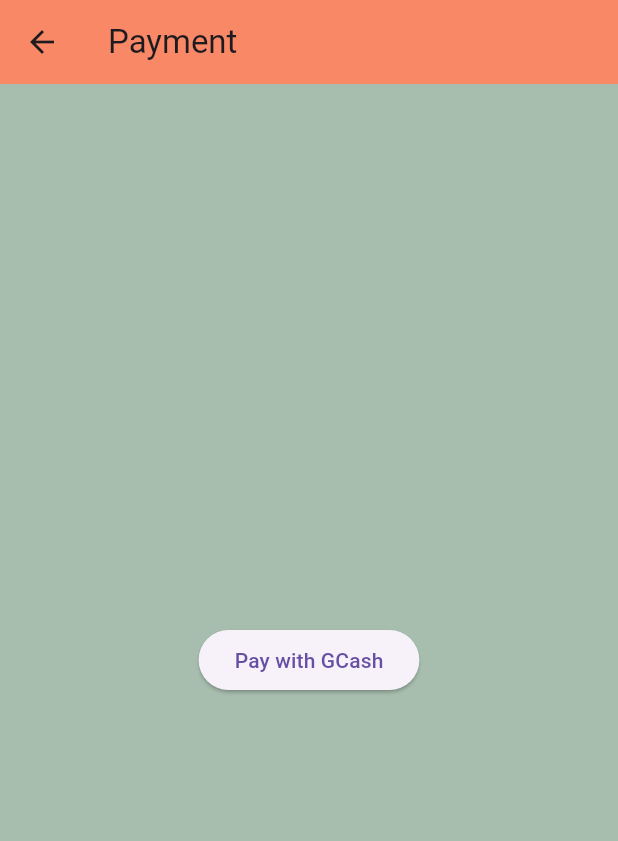
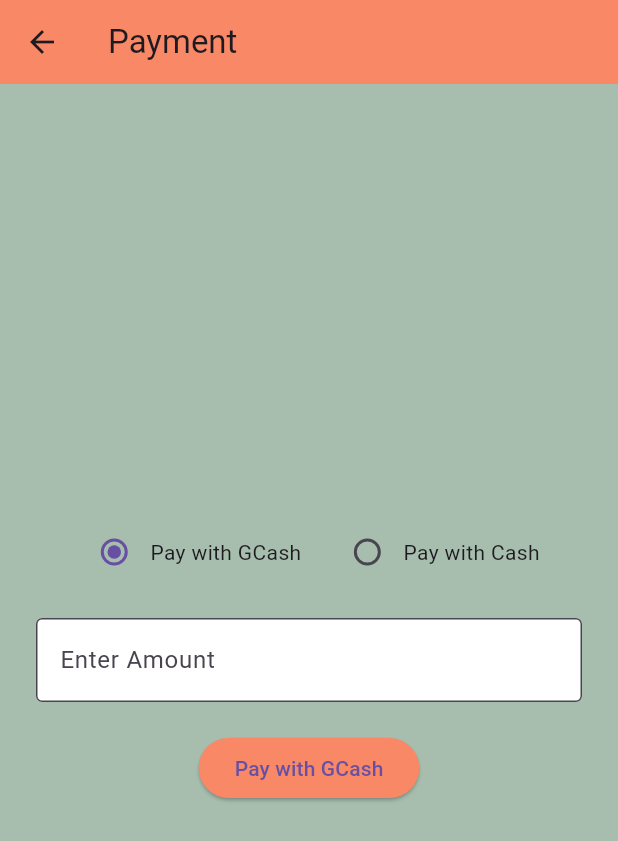
Before and after one commit to klienn/kwc, a Flutter app: the Payment screen opened directly, on a phone screen of 412 x 824 dp. Shown: the top 841 px of the screen. Run offline on Flutter 3.47's test engine with Material 3 defaults, Android fonts, the phone set to English and light mode, and no system bars; our stand-ins replace app_links, cloud_firestore, firebase_auth, firebase_core, firebase_database, firebase_storage and 5 more; accounts and stored records are empty.

Commit message:
add room in home

```diff
--- a/lib/main.dart
+++ b/lib/main.dart
@@ -30,7 +30,10 @@ class MyApp extends StatelessWidget {
         print("Stream error: $error");
         return null; // Handle stream error
       },
-      child: MaterialApp(home: Wrapper()),
+      child: MaterialApp(
+        home: Wrapper(),
+        debugShowCheckedModeBanner: false,
+      ),
     );
   }
 }
--- a/lib/screens/home/home.dart
+++ b/lib/screens/home/home.dart
@@ -3,6 +3,13 @@ import 'package:kwc_app/bloc.navigation_bloc/navigation_bloc.dart';
 import 'package:cloud_firestore/cloud_firestore.dart';
 import 'package:provider/provider.dart';
 import 'package:kwc_app/models/user.dart';
+
+const Map<String, String> meterToRoomCode = {
+  'meterA': 'Room A',
+  'meterB': 'Room B',
+  'meterC': 'Room C',
+  'meterD': 'Room D',
+};
 
 class Home extends StatelessWidget implements NavigationStates {
   @override
@@ -55,6 +62,7 @@ class Home extends StatelessWidget implements NavigationStates {
 
             var userData = snapshot.data!.data() as Map<String, dynamic>;
             var balance = userData['balance'] ?? 0;
+            var room = meterToRoomCode[userData['meterName']];
 
             return Column(
               mainAxisAlignment: MainAxisAlignment.center,
@@ -68,6 +76,11 @@ class Home extends StatelessWidget implements NavigationStates {
                   'Your Balance: ₱${balance.toString()}',
                   style: TextStyle(fontSize: 20, fontWeight: FontWeight.w500),
                 ),
+                SizedBox(height: 5),
+                Text(
+                  'Room: $room',
+                  style: TextStyle(fontSize: 20, fontWeight: FontWeight.w500),
+                ),
               ],
             );
           },
--- a/lib/screens/payment/payment.dart
+++ b/lib/screens/payment/payment.dart
@@ -1,9 +1,14 @@
+import 'dart:async';
 import 'dart:developer';
+import 'dart:math' as math;
 import 'package:flutter/material.dart';
+import 'package:flutter/services.dart';
 import 'package:kwc_app/bloc.navigation_bloc/navigation_bloc.dart';
 import 'package:kwc_app/services/xendit_service.dart';
 import 'package:url_launcher/url_launcher.dart';
-import 'package:app_links/app_links.dart'; // Import app_links package
+import 'package:app_links/app_links.dart';
+
+enum PaymentMethod { gcash, cash }
 
 class Payment extends StatefulWidget implements NavigationStates {
   @override
@@ -12,16 +17,20 @@ class Payment extends StatefulWidget implements NavigationStates {
 
 class _PaymentState extends State<Payment> {
   final XenditService _xenditService = XenditService();
-  final AppLinks _appLinks = AppLinks(); // Create an instance of AppLinks
+  final AppLinks _appLinks = AppLinks();
+
+  // Text controller for amount input
+  final TextEditingController _amountController = TextEditingController();
+
+  PaymentMethod _selectedMethod = PaymentMethod.gcash;
 
   @override
   void initState() {
     super.initState();
 
-    // Listen for incoming deep links (payment success or failure)
+    // Listen for deep links (payment success/failure)
     _appLinks.uriLinkStream.listen((Uri? uri) {
       if (uri != null) {
-        // Handle the deep link based on the host (payment-success or payment-failure)
         if (uri.host == 'payment-success') {
           _handlePaymentSuccess(uri);
         } else if (uri.host == 'payment-failure') {
@@ -34,7 +43,6 @@ class _PaymentState extends State<Payment> {
   // Handle the payment success
   void _handlePaymentSuccess(Uri uri) {
     log('Payment successful: $uri');
-    // You can show a success message or navigate to a success page
     ScaffoldMessenger.of(context).showSnackBar(
       SnackBar(content: Text('Payment was successful!')),
     );
@@ -43,33 +51,61 @@ class _PaymentState extends State<Payment> {
   // Handle the payment failure
   void _handlePaymentFailure(Uri uri) {
     log('Payment failed: $uri');
-    // Show a failure message or navigate to a failure page
     ScaffoldMessenger.of(context).showSnackBar(
       SnackBar(content: Text('Payment failed. Please try again.')),
     );
   }
 
+  /// Generates a random string ID for payment reference
+  String _generateRandomId(int length) {
+    const chars = 'ABCDEFGHIJKLMNOPQRSTUVWXYZ0123456789';
+    final rand = math.Random();
+    return List.generate(length, (index) => chars[rand.nextInt(chars.length)])
+        .join();
+  }
+
+  // Initiates GCash payment
   Future<void> _handleGCashPayment(BuildContext context) async {
+    final amountText = _amountController.text.trim();
+    if (amountText.isEmpty) {
+      ScaffoldMessenger.of(context).showSnackBar(
+        SnackBar(content: Text('Please enter an amount.')),
+      );
+      return;
+    }
+
+    final parsedAmount = double.tryParse(amountText) ?? 0.0;
+    if (parsedAmount <= 0.0) {
+      ScaffoldMessenger.of(context).showSnackBar(
+        SnackBar(content: Text('Please enter a positive amount.')),
+      );
+      return;
+    }
+
+    // Convert to cents
+    final int amountInCents = (parsedAmount * 100).round();
+
+    // Generate a unique reference ID
+    final String uniqueRefId = _generateRandomId(10);
+
     try {
-      // Create a GCash charge (500 PHP in cents, with a unique reference ID)
-      final response =
-          await _xenditService.createGCashCharge(50000, 'your-unique-id-123');
+      final response = await _xenditService.createGCashCharge(
+        amountInCents,
+        uniqueRefId, // e.g. "some-random-id-XYZ"
+      );
 
-      // Retrieve the GCash payment URL from the response
+      // Retrieve the GCash payment URL
       final checkoutUrl = response['actions']['desktop_web_checkout_url'];
       log(checkoutUrl);
 
-      // Convert the URL to a Uri object
       final Uri checkoutUri = Uri.parse(checkoutUrl);
 
-      // Launch the GCash payment URL in the user's default browser
       if (await canLaunchUrl(checkoutUri)) {
         await launchUrl(checkoutUri);
       } else {
         throw 'Could not launch GCash payment URL';
       }
     } catch (e) {
-      // Handle errors (e.g., show an error message)
       ScaffoldMessenger.of(context).showSnackBar(
         SnackBar(content: Text('Error: $e')),
       );
@@ -79,16 +115,81 @@ class _PaymentState extends State<Payment> {
   @override
   Widget build(BuildContext context) {
     return Scaffold(
-      backgroundColor: Color(0xffa7beae),
+      backgroundColor: const Color(0xffa7beae),
       appBar: AppBar(
-        title: Text("Payment"),
-        backgroundColor: Color(0xffF98866),
+        title: const Text("Payment"),
+        backgroundColor: const Color(0xffF98866),
         elevation: 0.0,
       ),
       body: Center(
-        child: ElevatedButton(
-          onPressed: () => _handleGCashPayment(context),
-          child: Text('Pay with GCash'),
+        child: Padding(
+          padding: const EdgeInsets.symmetric(horizontal: 24),
+          child: Column(
+            mainAxisSize: MainAxisSize.min,
+            children: [
+              // 🔘 Payment method selection
+              Row(
+                mainAxisAlignment: MainAxisAlignment.center,
+                children: [
+                  Radio<PaymentMethod>(
+                    value: PaymentMethod.gcash,
+                    groupValue: _selectedMethod,
+                    onChanged: (value) {
+                      setState(() {
+                        _selectedMethod = value!;
+                      });
+                    },
+                  ),
+                  const Text('Pay with GCash'),
+                  SizedBox(width: 20),
+                  Radio<PaymentMethod>(
+                    value: PaymentMethod.cash,
+                    groupValue: _selectedMethod,
+                    onChanged: (value) {
+                      setState(() {
+                        _selectedMethod = value!;
+                      });
+                    },
+                  ),
+                  const Text('Pay with Cash'),
+                ],
+              ),
+              const SizedBox(height: 20),
+
+              // 💸 Only show if GCash is selected
+              if (_selectedMethod == PaymentMethod.gcash) ...[
+                TextField(
+                  controller: _amountController,
+                  keyboardType:
+                      const TextInputType.numberWithOptions(decimal: true),
+                  inputFormatters: [
+                    FilteringTextInputFormatter.allow(RegExp(r'^\d*\.?\d*')),
+                  ],
+                  decoration: const InputDecoration(
+                    labelText: 'Enter Amount',
+                    hintText: 'e.g. 100 for ₱100',
+                    filled: true,
+                    fillColor: Colors.white,
+                    border: OutlineInputBorder(),
+                  ),
+                ),
+                const SizedBox(height: 20),
+                ElevatedButton(
+                  onPressed: () => _handleGCashPayment(context),
+                  style: ElevatedButton.styleFrom(
+                    backgroundColor: const Color(0xffF98866),
+                  ),
+                  child: const Text('Pay with GCash'),
+                ),
+              ],
+
+              if (_selectedMethod == PaymentMethod.cash)
+                const Text(
+                  "Cash payment selected. No further action needed.",
+                  style: TextStyle(fontSize: 16, fontWeight: FontWeight.w500),
+                ),
+            ],
+          ),
         ),
       ),
     );
```
Also changed, not shown: lib/services/xendit_service.dart (+3 -5 lines).
